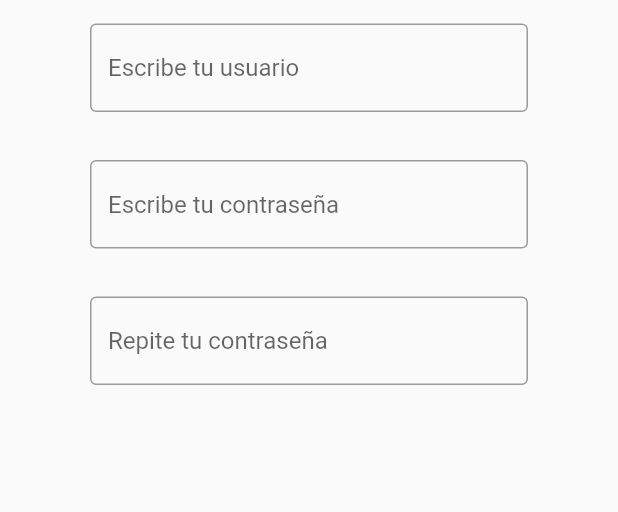
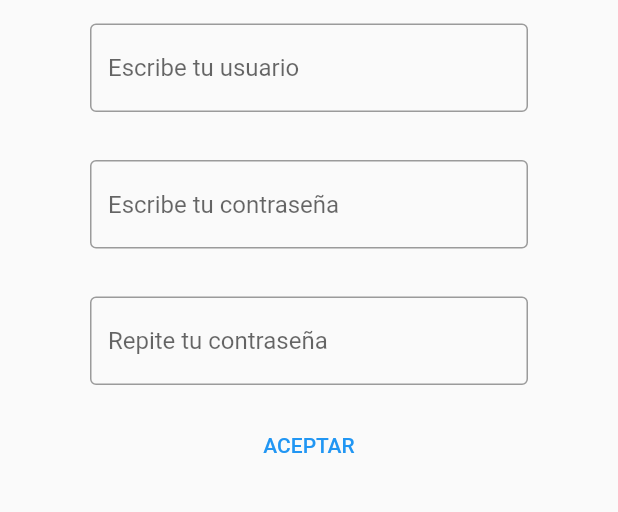
Before and after one commit to cxrlitxs/KytyApp, a Flutter app: the RegisterView screen opened by its route, on a phone screen of 412 x 824 dp, the part 128-640 px from its top. Run offline on Flutter 3.47's test engine with Material 2 defaults, Android fonts, the phone set to English and light mode, and no system bars; our stand-ins replace firebase_auth, firebase_core; accounts and stored records are empty; generated files the repository leaves out were written again.

Commit message:
RegisterView Row and First Button Done

```diff
--- a/lib/OnBoarding/RegisterView.dart
+++ b/lib/OnBoarding/RegisterView.dart
@@ -83,6 +83,13 @@ class RegisterView extends StatelessWidget{
           obscureText: true,
         ),
       ),
+
+      Row(mainAxisAlignment: MainAxisAlignment.center,
+        children: [
+          TextButton(onPressed: onClickAceptar, child: Text("ACEPTAR"),),
+        ],)
+
+
     ],);
 
     AppBar appBar = AppBar(
```
